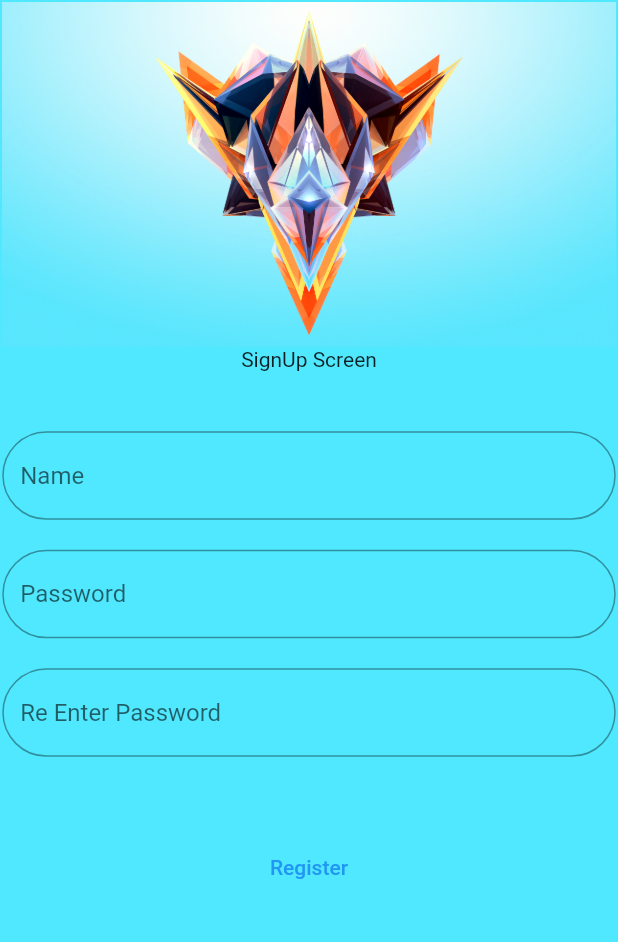
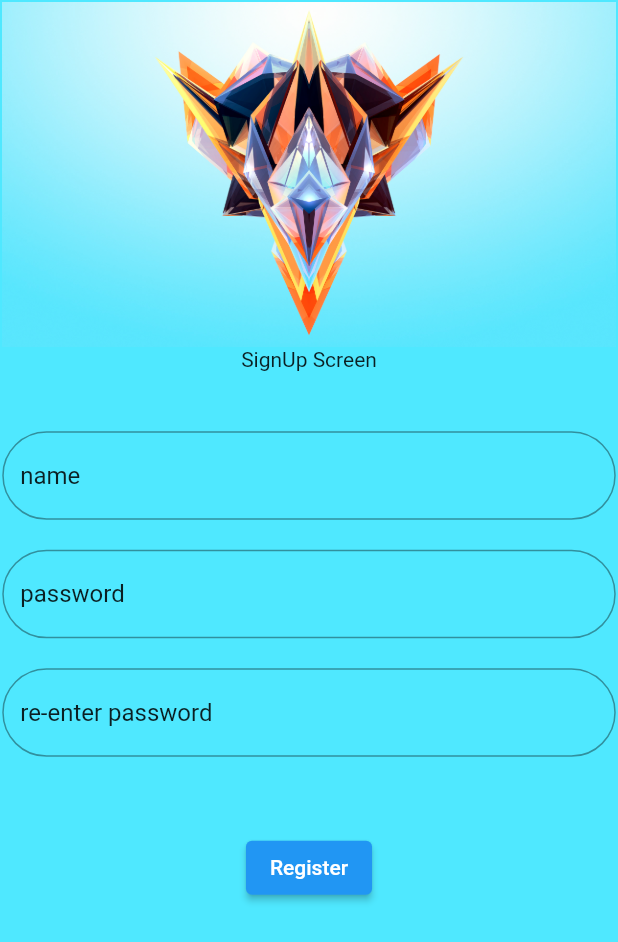
Before and after one commit to justinvgeorge2024/ATMOS_Mini_Project, a Flutter app: the RegistrationScreen screen opened directly, on a phone screen of 412 x 824 dp. Shown: the top 942 px of the screen. Run offline on Flutter 3.47's test engine with Material 2 defaults, Android fonts, the light colour scheme and no system bars.

Commit message:
controller state set for regis_ screen

```diff
--- a/lib/views/home_screen.dart
+++ b/lib/views/home_screen.dart
@@ -1,6 +1,4 @@
 import 'package:flutter/material.dart';
-import 'package:flutter/src/widgets/framework.dart';
-import 'package:flutter/src/widgets/placeholder.dart';
 
 class HomeScreen extends StatelessWidget {
   const HomeScreen({super.key});
@@ -9,7 +7,7 @@ class HomeScreen extends StatelessWidget {
   Widget build(BuildContext context) {
     return Scaffold(
       appBar: AppBar(),
-      body: SafeArea(child: Text("HomeScreen")),
+      body: const SafeArea(child: Text("HomeScreen")),
     );
   }
 }
--- a/lib/views/registration_screen.dart
+++ b/lib/views/registration_screen.dart
@@ -1,15 +1,38 @@
 import 'package:flutter/material.dart';
-import 'package:flutter/src/widgets/framework.dart';
-import 'package:flutter/src/widgets/placeholder.dart';
 import 'package:seenit/views/login_screen.dart';
 
-class RegistrationScreen extends StatelessWidget {
+class RegistrationScreen extends StatefulWidget {
   const RegistrationScreen({super.key});
+
+  @override
+  State<RegistrationScreen> createState() => _RegistrationScreenState();
+}
+
+class _RegistrationScreenState extends State<RegistrationScreen> {
+  final _usernameEditingController = TextEditingController(text: "name");
+  final _passwordEditingController = TextEditingController(text: "password");
+  final _rePasswordEditingController =
+      TextEditingController(text: "re-enter password");
+
+  @override
+  void initState() {
+    super.initState();
+  }
+
+  @override
+  void dispose() {
+    _usernameEditingController.dispose();
+    _passwordEditingController.dispose();
+    _rePasswordEditingController.dispose();
+    super.dispose();
+  }
+
+  printUsername() {}
 
   @override
   Widget build(BuildContext context) {
     return Scaffold(
-      backgroundColor: Color.fromARGB(255, 79, 232, 255),
+      backgroundColor: const Color.fromARGB(255, 79, 232, 255),
       body: SingleChildScrollView(
         child: SafeArea(
           child: Padding(
@@ -21,7 +44,7 @@ class RegistrationScreen extends StatelessWidget {
                 Image.asset(
                   "assets/images/logo.jpg",
                 ),
-                Text("SignUp Screen"),
+                const Text("SignUp Screen"),
                 const SizedBox(height: 40),
                 // Container(
                 //   decoration: BoxDecoration(
@@ -42,10 +65,10 @@ class RegistrationScreen extends StatelessWidget {
                 //   ),
                 // ),
                 TextFormField(
-                  // controller: _usernameEditingController,
+                  controller: _usernameEditingController,
                   decoration: InputDecoration(
                       hintText: "Name",
-                      iconColor: Color.fromARGB(255, 255, 255, 255),
+                      iconColor: const Color.fromARGB(255, 255, 255, 255),
                       border: OutlineInputBorder(
                           borderRadius: BorderRadius.circular(50),
                           borderSide: Divider.createBorderSide(context,
@@ -56,20 +79,21 @@ class RegistrationScreen extends StatelessWidget {
                   height: 20,
                 ),
                 TextFormField(
-                  // controller: _passwordEditingController,
+                  controller: _passwordEditingController,
                   decoration: InputDecoration(
-                      hintText: "Password",
-                      border: OutlineInputBorder(
-                          borderRadius: BorderRadius.circular(50),
-                          borderSide: Divider.createBorderSide(context,
-                              color: Colors.white, width: 500))),
+                    hintText: "Password",
+                    border: OutlineInputBorder(
+                        borderRadius: BorderRadius.circular(50),
+                        borderSide: Divider.createBorderSide(context,
+                            color: Colors.white, width: 500)),
+                  ),
                   // decoration: const InputDecoration(hintText: "Username"),
                 ),
                 const SizedBox(
                   height: 20,
                 ),
                 TextFormField(
-                  // controller: _passwordEditingController,
+                  controller: _rePasswordEditingController,
                   decoration: InputDecoration(
                       hintText: "Re Enter Password",
                       border: OutlineInputBorder(
@@ -87,13 +111,13 @@ class RegistrationScreen extends StatelessWidget {
                 Row(
                   mainAxisAlignment: MainAxisAlignment.center,
                   children: [
-                    TextButton(
+                    ElevatedButton(
                         onPressed: () {
                           Navigator.of(context).pushReplacement(
                               MaterialPageRoute(
-                                  builder: (context) => LoginScreen()));
+                                  builder: (context) => const LoginScreen()));
                         },
-                        child: Text("Register")),
+                        child: const Text("Register")),
                   ],
                 )
               ],
```
Also changed, not shown: lib/views/login_screen.dart (+8 -9 lines).
